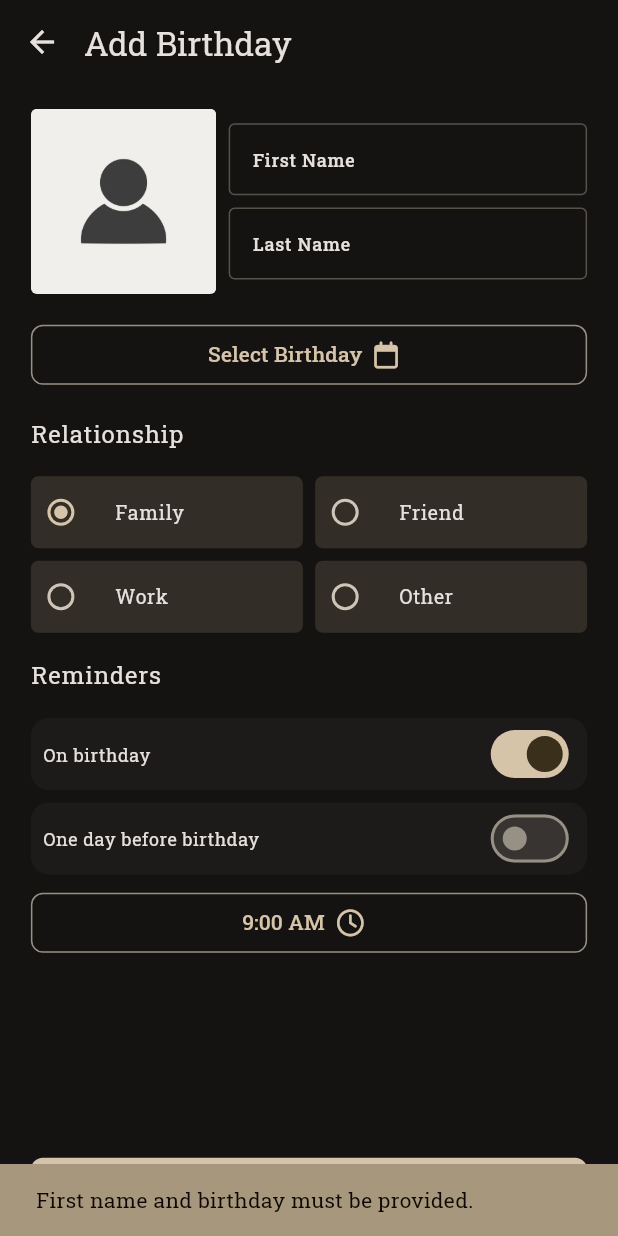
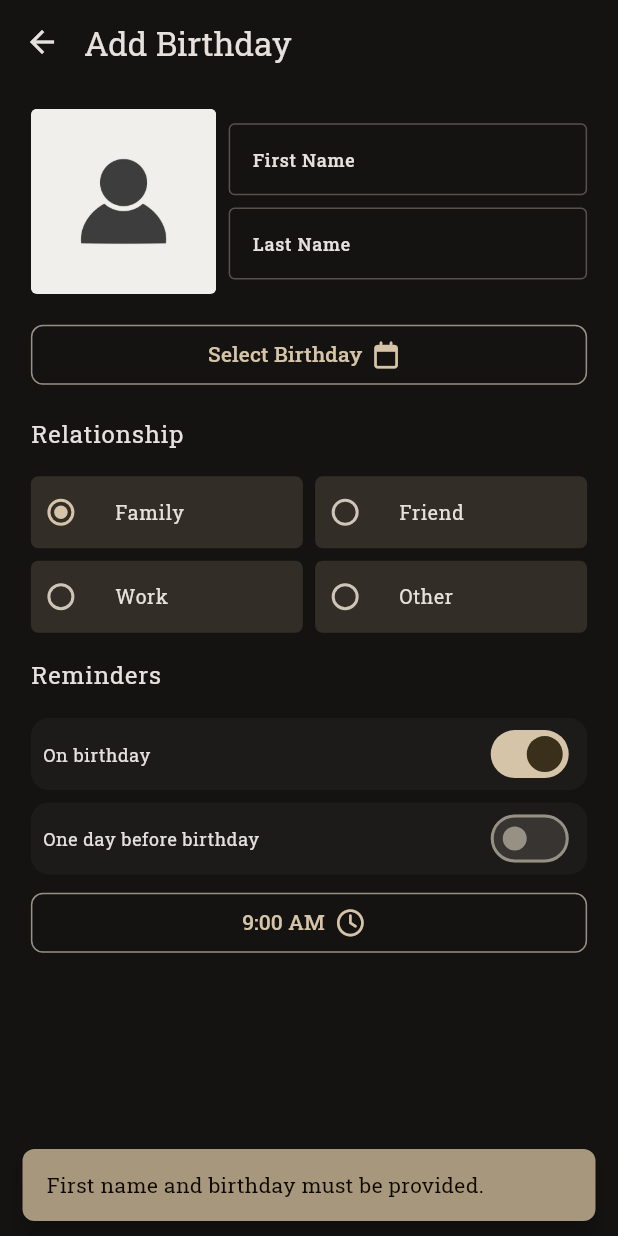
Before and after one commit to abel-yetintu/Birthday-Beacon, a Flutter app: the AddBirthdayScreen screen opened by its route, after a tap on "Add", on a phone screen of 412 x 824 dp. Run offline on Flutter 3.47's test engine with Material 3 defaults, Android fonts, the phone set to English and light mode, and no system bars; our stand-ins replace awesome_notifications, flutter_riverpod, flutter_slidable, flutter_spinkit, font_awesome_flutter, grouped_list and 5 more; accounts and stored records are empty.

Commit message:
switched to local fonts, fixed SnackBar issue with navigator key, added NavigationService for context-free navigation

```diff
--- a/lib/app_start_up.dart
+++ b/lib/app_start_up.dart
@@ -6,7 +6,6 @@ import 'package:birthday_beacon/ui/screens/app_start_up_error_screen.dart';
 import 'package:birthday_beacon/ui/screens/app_start_up_loading_screen.dart';
 import 'package:flutter/material.dart';
 import 'package:flutter_riverpod/flutter_riverpod.dart';
-import 'package:google_fonts/google_fonts.dart';
 
 class AppStartUp extends ConsumerWidget {
   const AppStartUp({super.key});
@@ -31,14 +30,14 @@ class BirthdayBeacon extends ConsumerWidget {
 
   @override
   Widget build(BuildContext context, ref) {
-    TextTheme baseTextTheme = Theme.of(context).textTheme;
-    TextTheme textTheme = GoogleFonts.getTextTheme('Roboto Slab', baseTextTheme);
+    TextTheme textTheme = Theme.of(context).textTheme.apply(fontFamily: 'Roboto Slab');
     AppTheme appTheme = AppTheme(textTheme);
     return MaterialApp(
       debugShowCheckedModeBanner: false,
       themeMode: ref.watch(themeNotifierProvider),
       theme: appTheme.light(),
       darkTheme: appTheme.dark(),
+      navigatorKey: ref.watch(navigatorKeyProvider),
       onGenerateRoute: RouteGenerator.generateRoute,
       initialRoute: '/',
     );
--- a/lib/core/utils/helper_functions.dart
+++ b/lib/core/utils/helper_functions.dart
@@ -1,5 +1,29 @@
+import 'package:flutter/material.dart';
+
 class HelperFunctions {
-  static int generateBirthdayNotificationId(int birthdayId, int index) {
+  final GlobalKey<NavigatorState> navigatorKey;
+
+  HelperFunctions({required this.navigatorKey});
+
+  int generateBirthdayNotificationId(int birthdayId, int index) {
     return birthdayId * 10 + index;
   }
+
+  void showSnackBar({required String message}) {
+    BuildContext context = navigatorKey.currentState!.context;
+    ThemeData theme = Theme.of(context);
+    ScaffoldMessenger.of(context).showSnackBar(
+      SnackBar(
+        backgroundColor: theme.colorScheme.primaryContainer,
+        shape: RoundedRectangleBorder(
+          borderRadius: BorderRadius.circular(8),
+        ),
+        behavior: SnackBarBehavior.floating,
+        content: Text(
+          message,
+          style: TextStyle(color: theme.colorScheme.onPrimaryContainer),
+        ),
+      ),
+    );
+  }
 }
--- a/lib/providers/providers.dart
+++ b/lib/providers/providers.dart
@@ -1,9 +1,12 @@
 import 'package:birthday_beacon/core/enums/filter.dart';
 import 'package:birthday_beacon/core/enums/relationship.dart';
+import 'package:birthday_beacon/core/utils/helper_functions.dart';
 import 'package:birthday_beacon/data/local/database.dart';
 import 'package:birthday_beacon/providers/birthdays_notifier.dart';
 import 'package:birthday_beacon/services/image_picker_service.dart';
 import 'package:birthday_beacon/services/local_notification_service.dart';
+import 'package:birthday_beacon/services/navigation_service.dart';
+import 'package:flutter/material.dart';
 import 'package:flutter_riverpod/flutter_riverpod.dart';
 import 'package:shared_preferences/shared_preferences.dart';
 
@@ -15,11 +18,23 @@ final appStartUpProvider = FutureProvider.autoDispose<void>((ref) async {
   await ref.watch(localNotificationServiceProvider).init();
 });
 
+final navigatorKeyProvider = Provider.autoDispose((ref) => GlobalKey<NavigatorState>());
+
+final navigationServiceProvider = Provider.autoDispose((ref) {
+  final navigatorKey = ref.watch(navigatorKeyProvider);
+  return NavigationService(navigatorKey: navigatorKey);
+});
+
 final sharedPreferencesProvider = FutureProvider<SharedPreferences>((ref) async => await SharedPreferences.getInstance());
 
 final localNotificationServiceProvider = Provider.autoDispose((ref) => LocalNotificationService());
 
 final databaseHelperProvider = Provider.autoDispose((ref) => DatabaseHelper());
+
+final helperFunctionsProvider = Provider.autoDispose((ref) {
+  final navigatorKey = ref.watch(navigatorKeyProvider);
+  return HelperFunctions(navigatorKey: navigatorKey);
+});
 
 final imagePickerServiceProvider = Provider.autoDispose((ref) => ImagePickerService());
 
--- a/lib/ui/screens/add_birthday_screen.dart
+++ b/lib/ui/screens/add_birthday_screen.dart
@@ -338,25 +338,13 @@ class AddBirthdayScreen extends ConsumerWidget {
         onPressed: () async {
           if (ref.read(addBirthdayScreenControllerProvider).firstName == null ||
               ref.read(addBirthdayScreenControllerProvider).birthdate == null) {
-            ScaffoldMessenger.of(context).showSnackBar(
-              SnackBar(
-                backgroundColor: Theme.of(context).colorScheme.primaryContainer,
-                content: Text(
-                  'First name and birthday must be provided.',
-                  style: TextStyle(color: Theme.of(context).colorScheme.onPrimaryContainer),
-                ),
-              ),
-            );
+            ref.read(helperFunctionsProvider).showSnackBar(message: 'First name and birthday must be provided.');
           } else {
             final result = await addBirthdayScreenController.addBirthday();
             if (result != 0) {
-              Navigator.pop(context);
+              ref.read(navigationServiceProvider).goBack();
             } else {
-              ScaffoldMessenger.of(context).showSnackBar(
-                const SnackBar(
-                  content: Text('Ooops! Something went wrong.'),
-                ),
-              );
+              ref.read(helperFunctionsProvider).showSnackBar(message: 'Ooops! Something went wrong.');
             }
           }
         },
```
Also changed, not shown: lib/providers/birthdays_notifier.dart (+6 -5 lines), lib/services/navigation_service.dart (added, +15 -0 lines), lib/ui/screens/edit_birthday_screen.dart (+3 -15 lines), lib/ui/screens/home_screen.dart (+10 -16 lines), pubspec.yaml (+21 -1 lines), assets/fonts/RobotoSlab-Black.ttf (added), assets/fonts/RobotoSlab-Bold.ttf (added), assets/fonts/RobotoSlab-ExtraBold.ttf (added), assets/fonts/RobotoSlab-ExtraLight.ttf (added), assets/fonts/RobotoSlab-Light.ttf (added), assets/fonts/RobotoSlab-Medium.ttf (added), assets/fonts/RobotoSlab-Regular.ttf (added), assets/fonts/RobotoSlab-SemiBold.ttf (added), assets/fonts/RobotoSlab-Thin.ttf (added), 1 more files.
